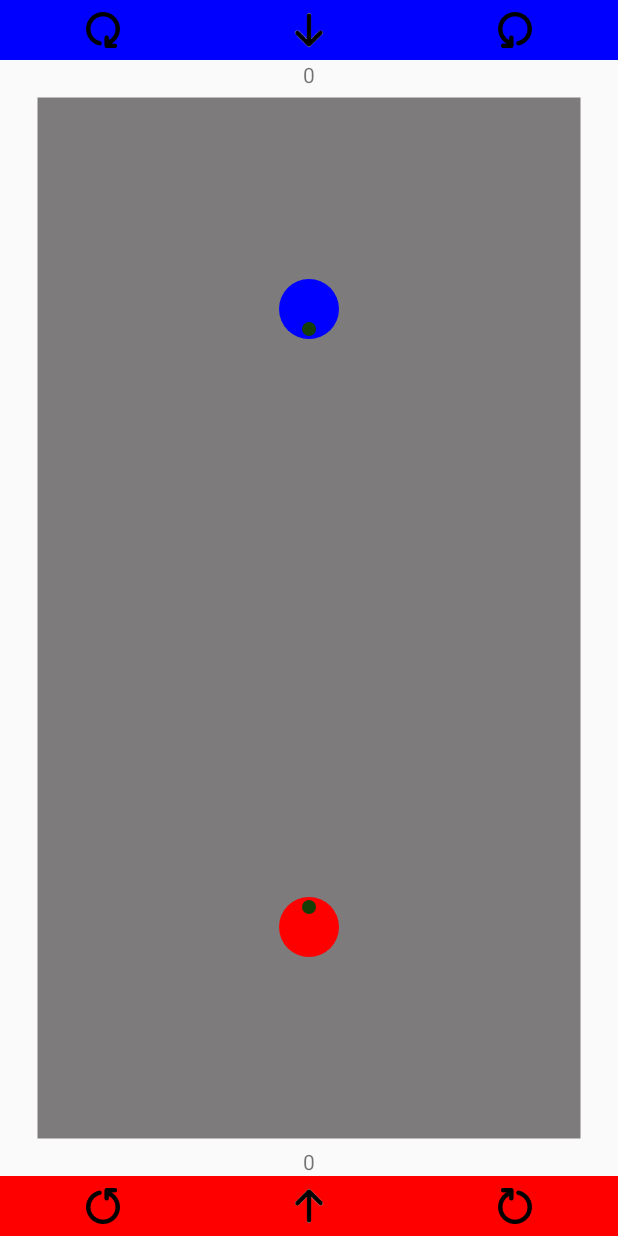
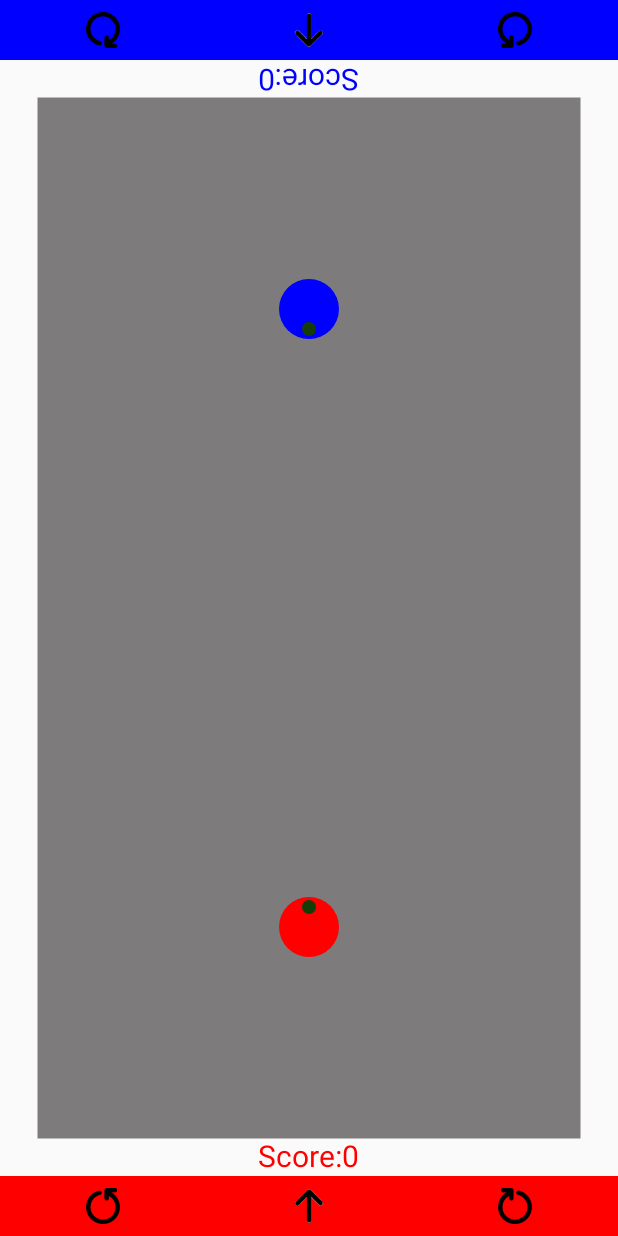
Before and after one commit to diddlydoodly/SumoShapes, an Android app: the screen it shows after launch (GameActivity), after a tap on "PLAY", on a phone screen of 412 x 824 dp. Run offline under Robolectric (Android 15) with nearby library versions, the phone set to English and light mode, and no system bars.

Commit message:
score display styles

```diff
--- a/app/src/main/java/io/github/omgimanerd/sumoshapes/customviews/GameView.java
+++ b/app/src/main/java/io/github/omgimanerd/sumoshapes/customviews/GameView.java
@@ -7,6 +7,7 @@ import android.view.View;
 import android.widget.TextView;
 
 import io.github.omgimanerd.sumoshapes.game.Game;
+import io.github.omgimanerd.sumoshapes.util.CustomResources;
 
 import static java.lang.System.currentTimeMillis;
 
@@ -35,10 +36,10 @@ public class GameView extends View {
     game_.render(canvas);
 
     if (p1score_ != null) {
-      p1score_.setText("" + game_.getPlayer1Score());
+      p1score_.setText(CustomResources.SCORE + game_.getPlayer1Score());
     }
     if (p2score_ != null) {
-      p2score_.setText("" + game_.getPlayer2Score());
+      p2score_.setText(CustomResources.SCORE + game_.getPlayer2Score());
     }
 
     invalidate();
--- a/app/src/main/java/io/github/omgimanerd/sumoshapes/util/CustomResources.java
+++ b/app/src/main/java/io/github/omgimanerd/sumoshapes/util/CustomResources.java
@@ -14,6 +14,7 @@ public class CustomResources {
   public static int SUMOPLATFORM_COLOR;
   public static float SUMOPLATFORM_HORIZONTAL_PADDING;
   public static float SUMOPLATFORM_VERTICAL_PADDING;
+  public static String SCORE;
 
   public static void init(Context context) {
     res_ = context.getResources();
@@ -27,5 +28,6 @@ public class CustomResources {
         R.dimen.platform_horizontal_padding);
     SUMOPLATFORM_VERTICAL_PADDING = res_.getDimension(
         R.dimen.platform_vertical_padding);
+    SCORE = res_.getString(R.string.score);
   }
 }
--- a/app/src/main/res/layout/activity_game.xml
+++ b/app/src/main/res/layout/activity_game.xml
@@ -56,7 +56,9 @@
       android:id="@+id/p1score"
       android:layout_below="@+id/p1controls"
       android:layout_centerHorizontal="true"
-      />
+      android:textColor="@color/sumoshape_blue"
+      android:textSize="@dimen/player_score_text_size"
+      android:rotation="180"/>
 
   <LinearLayout
       android:orientation="horizontal"
@@ -107,7 +109,8 @@
       android:id="@+id/p2score"
       android:layout_above="@+id/p2controls"
       android:layout_centerHorizontal="true"
-      />
+      android:textColor="@color/sumoshape_red"
+      android:textSize="@dimen/player_score_text_size"/>
 
   <io.github.omgimanerd.sumoshapes.customviews.GameView
       android:layout_width="fill_parent"
--- a/app/src/main/res/values/dimens.xml
+++ b/app/src/main/res/values/dimens.xml
@@ -3,6 +3,7 @@
   <dimen name="player_control_button_width">0dp</dimen>
   <dimen name="player_control_button_height">40dp</dimen>
   <dimen name="player_control_button_padding">8dp</dimen>
+  <dimen name="player_score_text_size">20sp</dimen>
   <dimen name="platform_horizontal_padding">25dp</dimen>
   <dimen name="platform_vertical_padding">65dp</dimen>
 </resources>
--- a/app/src/main/res/values/strings.xml
+++ b/app/src/main/res/values/strings.xml
@@ -4,4 +4,5 @@
   <string name="fd_arrow">fd_arrow</string>
   <string name="left_arrow">left_arrow</string>
   <string name="right_arrow">right_arrow</string>
+  <string name="score">Score:</string>
 </resources>
```
